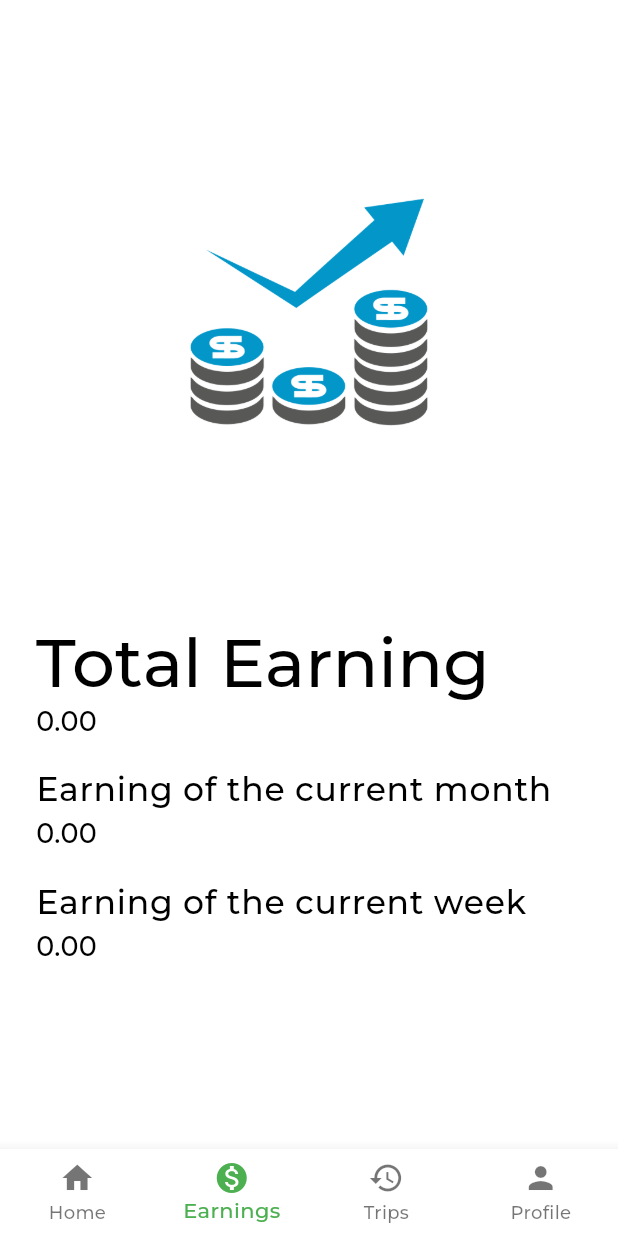
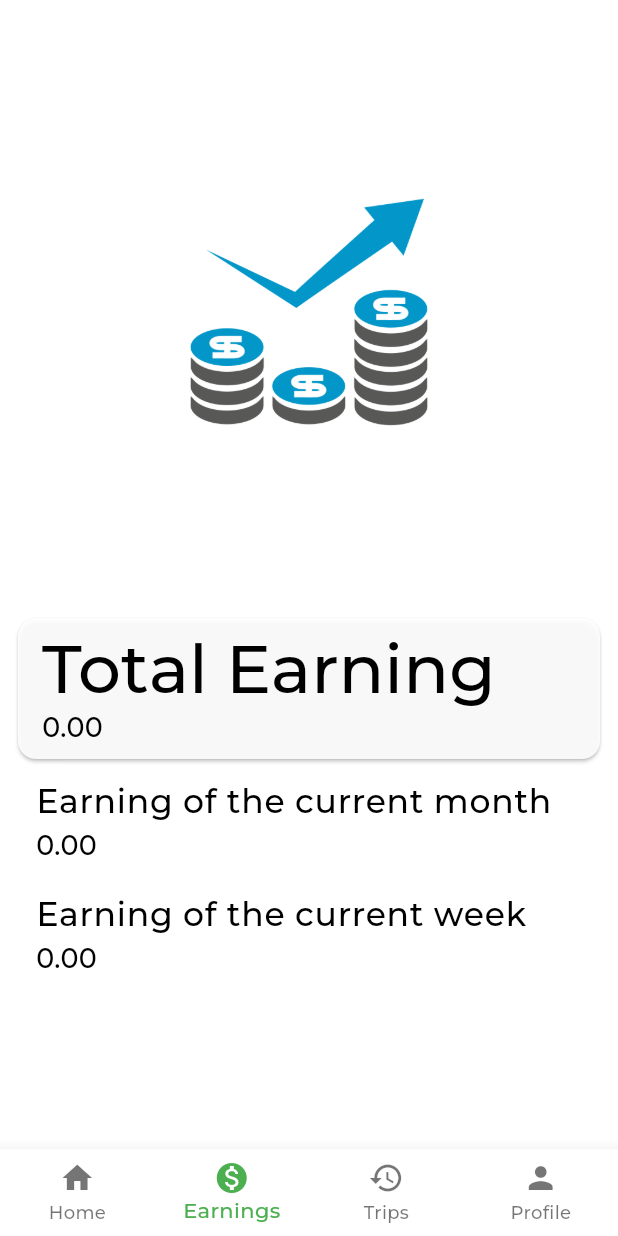
Before and after one commit to AmmarSultanDev/car_go_pfe_lp_j2ee_driver, a Flutter app: the screen it shows once a user with an empty profile is signed in, item 2 of the bottom bar chosen, on a phone screen of 412 x 824 dp. Run offline on Flutter 3.47's test engine with Material 3 defaults, Android fonts, the phone set to English and light mode, and no system bars; our stand-ins replace audioplayers, cloud_firestore, connectivity_plus, device_info_plus, firebase_auth, firebase_core and 10 more; missing offline and left inert: firebase_app_check, flutter_geofire, flutter_polyline_points; accounts and stored records are empty; generated files the repository leaves out were written again; statements that could not run were skipped.

Commit message:
refactor: Update EarningScreen to use Card for total earning display
This commit updates the _EarningScreenState class in earning_screen.dart to use a Card widget for displaying the total earning. The previous implementation used a ListTile, which did not provide enough customization options. By replacing the ListTile with a Card, we can set the color and opacity to match the app's theme and improve the visual presentation of the total earning. This change enhances the user experience in the EarningScreen.

```diff
--- a/lib/screens/earning_screen.dart
+++ b/lib/screens/earning_screen.dart
@@ -54,7 +54,9 @@ class _EarningScreenState extends State<EarningScreen> {
             height: 100,
           ),
           // Total Earning
-          ListTile(
+          Card(
+            color: Theme.of(context).cardColor.withOpacity(0.9),
+            child: ListTile(
               title: Text(
                 'Total Earning',
                 style: Theme.of(context).textTheme.displayMedium,
@@ -62,6 +64,7 @@ class _EarningScreenState extends State<EarningScreen> {
               subtitle: Text(
                 totalEarning != null ? totalEarning!.toStringAsFixed(2) : '0',
                 style: const TextStyle(fontSize: 18),
+              ),
             ),
           ),
           // Earning of the current month
```
Also changed, not shown: lib/widgets/trip_list_item.dart (+6 -3 lines). Lines whose indentation alone changed are shown as unchanged.
